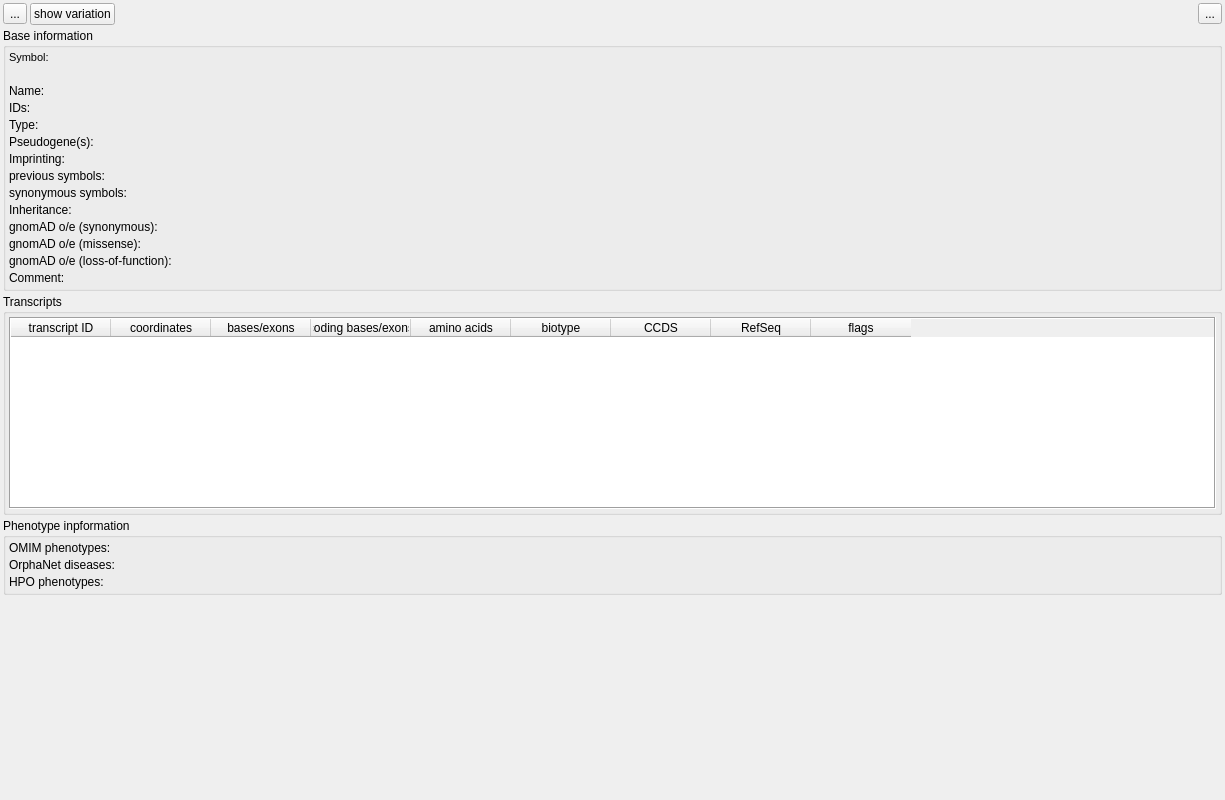
Qt form src/GSvar/GeneWidget.ui (imgag/ngs-bits) before a commit.
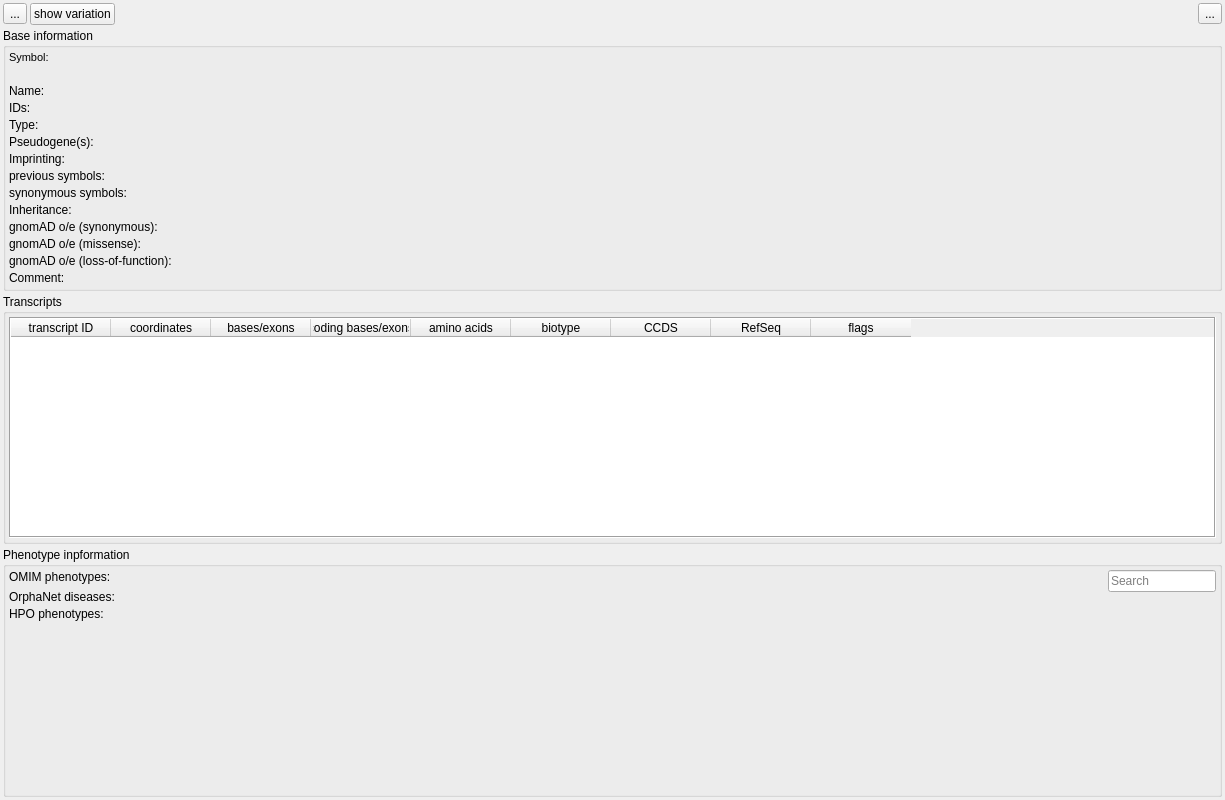
The same form after that commit. Icons and pictures are not drawn.

Commit message: GSvar: added search box to disease/phenotype data in gene tab.

The edit to the form file:
```diff
--- a/src/GSvar/GeneWidget.ui
+++ b/src/GSvar/GeneWidget.ui
@@ -19,7 +19,7 @@
   <property name="windowTitle">
    <string>Dialog</string>
   </property>
-  <layout class="QVBoxLayout" name="verticalLayout" stretch="0,0,0,0,0">
+  <layout class="QVBoxLayout" name="verticalLayout" stretch="0,0,0,0">
    <property name="spacing">
     <number>3</number>
    </property>
@@ -607,13 +607,7 @@
      <property name="flat">
       <bool>true</bool>
      </property>
-     <layout class="QFormLayout" name="formLayout_2">
-      <property name="horizontalSpacing">
-       <number>3</number>
-      </property>
-      <property name="verticalSpacing">
-       <number>3</number>
-      </property>
+     <layout class="QGridLayout" name="gridLayout" columnstretch="0,0,1,0,0">
       <property name="leftMargin">
        <number>3</number>
       </property>
@@ -626,7 +620,23 @@
       <property name="bottomMargin">
        <number>3</number>
       </property>
-      <item row="2" column="1">
+      <property name="spacing">
+       <number>3</number>
+      </property>
+      <item row="4" column="0" colspan="3">
+       <spacer name="verticalSpacer">
+        <property name="orientation">
+         <enum>Qt::Vertical</enum>
+        </property>
+        <property name="sizeHint" stdset="0">
+         <size>
+          <width>5</width>
+          <height>5</height>
+         </size>
+        </property>
+       </spacer>
+      </item>
+      <item row="3" column="2">
        <widget class="QLabel" name="hpo">
         <property name="sizePolicy">
          <sizepolicy hsizetype="Expanding" vsizetype="Preferred">
@@ -648,16 +658,6 @@
         </property>
        </widget>
       </item>
-      <item row="2" column="0">
-       <widget class="QLabel" name="label_2">
-        <property name="text">
-         <string>HPO phenotypes:</string>
-        </property>
-        <property name="alignment">
-         <set>Qt::AlignLeading|Qt::AlignLeft|Qt::AlignTop</set>
-        </property>
-       </widget>
-      </item>
       <item row="0" column="0">
        <widget class="QLabel" name="label_11">
         <property name="text">
@@ -668,7 +668,58 @@
         </property>
        </widget>
       </item>
-      <item row="1" column="0">
+      <item row="2" column="2">
+       <widget class="QLabel" name="diseases">
+        <property name="sizePolicy">
+         <sizepolicy hsizetype="Expanding" vsizetype="Preferred">
+          <horstretch>0</horstretch>
+          <verstretch>0</verstretch>
+         </sizepolicy>
+        </property>
+        <property name="text">
+         <string/>
+        </property>
+        <property name="openExternalLinks">
+         <bool>true</bool>
+        </property>
+        <property name="textInteractionFlags">
+         <set>Qt::LinksAccessibleByMouse|Qt::TextSelectableByMouse</set>
+        </property>
+       </widget>
+      </item>
+      <item row="3" column="0">
+       <widget class="QLabel" name="label_2">
+        <property name="text">
+         <string>HPO phenotypes:</string>
+        </property>
+        <property name="alignment">
+         <set>Qt::AlignLeading|Qt::AlignLeft|Qt::AlignTop</set>
+        </property>
+       </widget>
+      </item>
+      <item row="0" column="2">
+       <widget class="QLabel" name="omim">
+        <property name="sizePolicy">
+         <sizepolicy hsizetype="Expanding" vsizetype="Preferred">
+          <horstretch>0</horstretch>
+          <verstretch>0</verstretch>
+         </sizepolicy>
+        </property>
+        <property name="text">
+         <string/>
+        </property>
+        <property name="wordWrap">
+         <bool>true</bool>
+        </property>
+        <property name="openExternalLinks">
+         <bool>true</bool>
+        </property>
+        <property name="textInteractionFlags">
+         <set>Qt::LinksAccessibleByMouse|Qt::TextSelectableByMouse</set>
+        </property>
+       </widget>
+      </item>
+      <item row="2" column="0">
        <widget class="QLabel" name="label_12">
         <property name="text">
          <string>OrphaNet diseases:</string>
@@ -678,51 +729,42 @@
         </property>
        </widget>
       </item>
-      <item row="0" column="1">
-       <widget class="QLabel" name="omim">
-        <property name="text">
-         <string/>
+      <item row="0" column="3" rowspan="5">
+       <layout class="QVBoxLayout" name="verticalLayout_3">
+        <property name="spacing">
+         <number>3</number>
         </property>
-        <property name="wordWrap">
-         <bool>true</bool>
-        </property>
-        <property name="openExternalLinks">
-         <bool>true</bool>
-        </property>
-        <property name="textInteractionFlags">
-         <set>Qt::LinksAccessibleByMouse|Qt::TextSelectableByMouse</set>
-        </property>
-       </widget>
-      </item>
-      <item row="1" column="1">
-       <widget class="QLabel" name="diseases">
-        <property name="text">
-         <string/>
-        </property>
-        <property name="openExternalLinks">
-         <bool>true</bool>
-        </property>
-        <property name="textInteractionFlags">
-         <set>Qt::LinksAccessibleByMouse|Qt::TextSelectableByMouse</set>
-        </property>
-       </widget>
+        <item>
+         <widget class="QLineEdit" name="pheno_search">
+          <property name="alignment">
+           <set>Qt::AlignLeading|Qt::AlignLeft|Qt::AlignVCenter</set>
+          </property>
+          <property name="placeholderText">
+           <string>Search</string>
+          </property>
+          <property name="clearButtonEnabled">
+           <bool>true</bool>
+          </property>
+         </widget>
+        </item>
+        <item>
+         <spacer name="verticalSpacer_2">
+          <property name="orientation">
+           <enum>Qt::Vertical</enum>
+          </property>
+          <property name="sizeHint" stdset="0">
+           <size>
+            <width>20</width>
+            <height>40</height>
+           </size>
+          </property>
+         </spacer>
+        </item>
+       </layout>
       </item>
      </layout>
     </widget>
    </item>
-   <item>
-    <spacer name="verticalSpacer">
-     <property name="orientation">
-      <enum>Qt::Vertical</enum>
-     </property>
-     <property name="sizeHint" stdset="0">
-      <size>
-       <width>5</width>
-       <height>5</height>
-      </size>
-     </property>
-    </spacer>
-   </item>
   </layout>
  </widget>
  <resources>
```
The commit also changes 3 other files.
